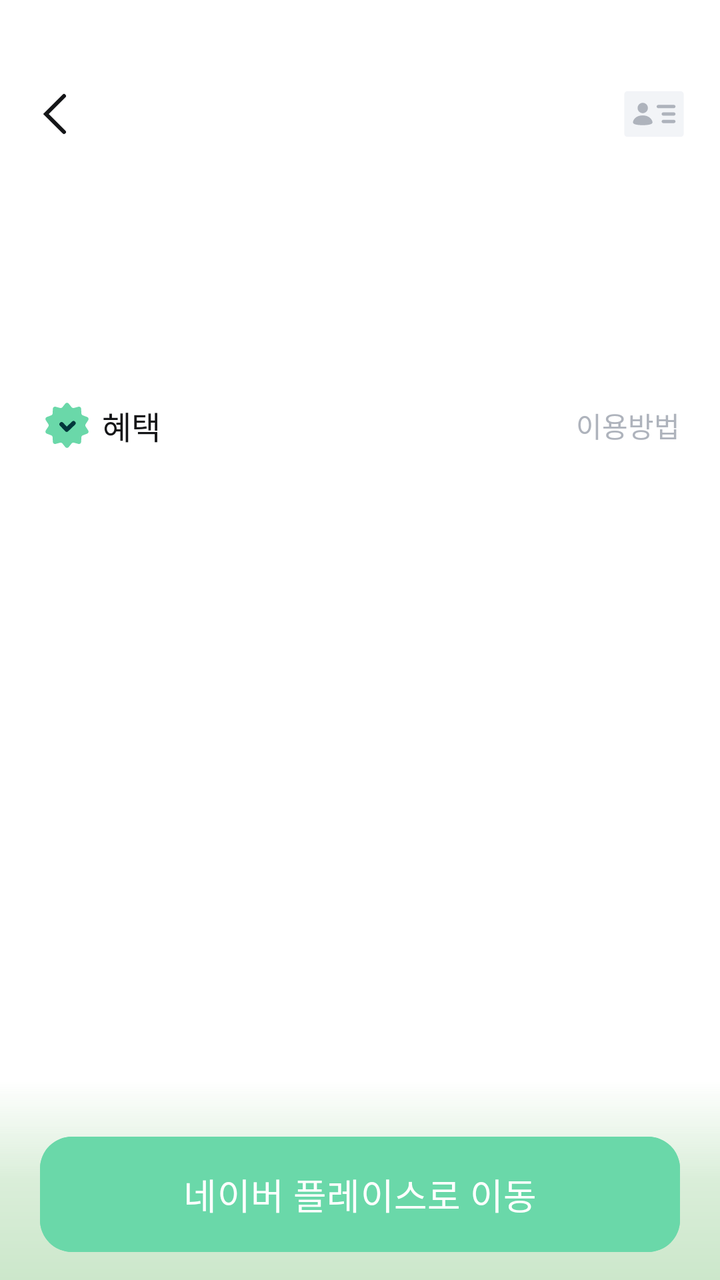
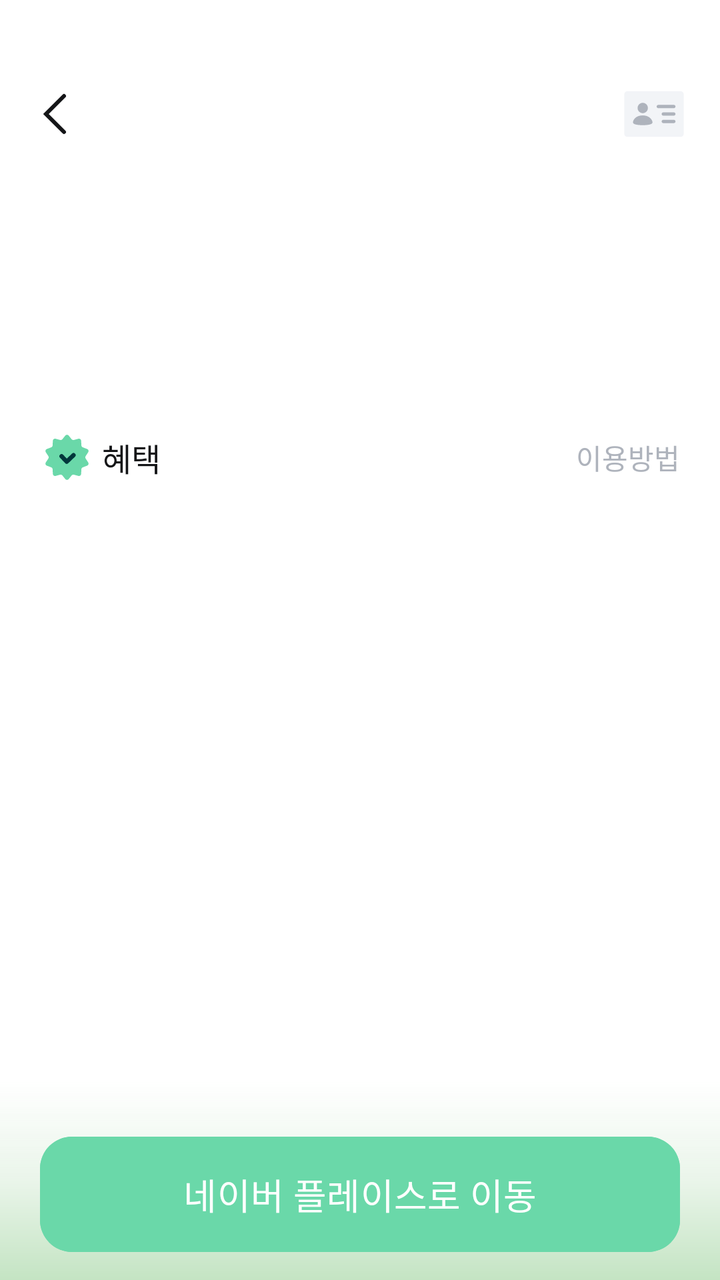

Two renders of the same Android screen: before a commit and after it. Below are the layout's source before the change and the commit's diff.
<!-- AndroidManifest.xml: application theme Theme.Terbuck -->
<!-- res/layout/fragment_store_detail.xml -->
<?xml version="1.0" encoding="utf-8"?>
<androidx.constraintlayout.widget.ConstraintLayout xmlns:android="http://schemas.android.com/apk/res/android"
    xmlns:app="http://schemas.android.com/apk/res-auto"
    xmlns:tools="http://schemas.android.com/tools"
    android:layout_width="match_parent"
    android:layout_height="match_parent"
    tools:context=".ui.terbuck.StoreDetailFragment" >

    <include
        android:id="@+id/toolbar"
        layout="@layout/toolbar_back_title_card"
        android:layout_width="0dp"
        android:layout_height="wrap_content"
        app:layout_constraintEnd_toEndOf="parent"
        app:layout_constraintStart_toStartOf="parent"
        app:layout_constraintTop_toTopOf="parent" />

    <ScrollView
        android:id="@+id/scrollView"
        android:layout_width="0dp"
        android:layout_height="0dp"
        android:scrollbars="none"
        app:layout_constraintBottom_toBottomOf="parent"
        app:layout_constraintEnd_toEndOf="parent"
        app:layout_constraintStart_toStartOf="parent"
        app:layout_constraintTop_toBottomOf="@+id/toolbar">

        <androidx.constraintlayout.widget.ConstraintLayout
            android:layout_width="match_parent"
            android:layout_height="wrap_content">

            <TextView
                android:id="@+id/textView_store_name"
                style="@style/Text_Semi_18"
                android:layout_width="wrap_content"
                android:layout_height="wrap_content"
                android:layout_marginTop="15dp"
                app:layout_constraintEnd_toEndOf="parent"
                app:layout_constraintStart_toStartOf="parent"
                app:layout_constraintTop_toTopOf="parent" />

            <TextView
                android:id="@+id/textView_store_address"
                style="@style/Caption_Medi_12"
                android:layout_width="wrap_content"
                android:layout_height="wrap_content"
                android:layout_marginTop="5dp"
                android:textColor="@color/black_10"
                app:layout_constraintEnd_toEndOf="parent"
                app:layout_constraintStart_toStartOf="parent"
                app:layout_constraintTop_toBottomOf="@+id/textView_store_name" />

            <androidx.recyclerview.widget.RecyclerView
                android:id="@+id/recyclerView_image"
                android:layout_width="0dp"
                android:layout_height="wrap_content"
                android:layout_marginStart="6dp"
                android:layout_marginTop="19dp"
                android:clipToPadding="false"
                android:paddingEnd="100dp"
                app:layout_constraintEnd_toEndOf="parent"
                app:layout_constraintStart_toStartOf="parent"
                app:layout_constraintTop_toBottomOf="@+id/textView_store_address" />

            <LinearLayout
                android:id="@+id/layout_benefit"
                android:layout_width="match_parent"
                android:layout_height="wrap_content"
                android:orientation="horizontal"
                android:layout_marginTop="15dp"
                android:paddingHorizontal="20dp"
                android:paddingVertical="15dp"
                app:layout_constraintEnd_toEndOf="parent"
                app:layout_constraintStart_toStartOf="parent"
                app:layout_constraintTop_toBottomOf="@+id/recyclerView_image">

                <ImageView
                    android:id="@+id/imageView"
                    android:layout_width="wrap_content"
                    android:layout_height="wrap_content"
                    android:layout_gravity="center"
                    android:src="@drawable/ic_bottom_terbuck_selected" />

                <TextView
                    android:id="@+id/textView_benefit_num"
                    style="@style/Text_Semi_16"
                    android:layout_width="wrap_content"
                    android:layout_height="wrap_content"
                    android:layout_marginStart="4dp"
                    android:layout_weight="1"
                    android:layout_gravity="center"
                    android:text="혜택" />

                <TextView
                    android:id="@+id/button_usages"
                    style="@style/Text_Semi_14"
                    android:layout_width="wrap_content"
                    android:layout_height="wrap_content"
                    android:layout_marginStart="4dp"
                    android:layout_gravity="center"
                    android:textColor="@color/black_10"
                    android:text="이용방법" />
            </LinearLayout>

            <androidx.recyclerview.widget.RecyclerView
                android:id="@+id/recyclerView_store_benefit"
                android:layout_width="match_parent"
                android:layout_height="wrap_content"
                android:layout_marginTop="7dp"
                android:layout_marginBottom="100dp"
                android:layout_marginHorizontal="20dp"
                app:layout_constraintBottom_toBottomOf="parent"
                app:layout_constraintEnd_toEndOf="parent"
                app:layout_constraintStart_toStartOf="parent"
                app:layout_constraintTop_toBottomOf="@+id/layout_benefit"
                app:layout_constraintVertical_bias="0.0"/>
        </androidx.constraintlayout.widget.ConstraintLayout>
    </ScrollView>

    <FrameLayout
        android:layout_width="match_parent"
        android:layout_height="100dp"
        android:background="@drawable/background_gradient_button"
        app:layout_constraintBottom_toBottomOf="parent"
        app:layout_constraintEnd_toEndOf="parent"
        app:layout_constraintStart_toStartOf="parent">
    </FrameLayout>

    <Button
        android:id="@+id/button_naver"
        style="@style/NextButton"
        android:layout_width="0dp"
        android:layout_height="wrap_content"
        android:text="네이버 플레이스로 이동"
        app:layout_constraintBottom_toBottomOf="parent"
        app:layout_constraintEnd_toEndOf="parent"
        app:layout_constraintStart_toStartOf="parent" />
</androidx.constraintlayout.widget.ConstraintLayout>
<!-- res/layout/toolbar_back_title_card.xml (included above) -->
<?xml version="1.0" encoding="utf-8"?>
<androidx.constraintlayout.widget.ConstraintLayout xmlns:android="http://schemas.android.com/apk/res/android"
    xmlns:app="http://schemas.android.com/apk/res-auto"
    xmlns:tools="http://schemas.android.com/tools"
    android:layout_width="match_parent"
    android:layout_height="wrap_content"
    android:paddingTop="40dp"
    android:paddingHorizontal="16dp"
    android:paddingBottom="16dp">

    <ImageView
        android:id="@+id/button_back"
        android:layout_width="wrap_content"
        android:layout_height="wrap_content"
        app:layout_constraintBottom_toBottomOf="parent"
        app:layout_constraintStart_toStartOf="parent"
        app:layout_constraintTop_toTopOf="parent"
        app:srcCompat="@drawable/ic_back_black50" />

    <TextView
        android:id="@+id/textView_head"
        style="@style/Text_Semi_16"
        android:layout_width="wrap_content"
        android:layout_height="wrap_content"
        app:layout_constraintBottom_toBottomOf="parent"
        app:layout_constraintEnd_toEndOf="parent"
        app:layout_constraintStart_toStartOf="parent"
        app:layout_constraintTop_toTopOf="parent" />

    <ImageView
        android:id="@+id/imageView_card"
        android:layout_width="wrap_content"
        android:layout_height="wrap_content"
        app:layout_constraintBottom_toBottomOf="parent"
        app:layout_constraintEnd_toEndOf="parent"
        app:layout_constraintTop_toTopOf="parent"
        app:srcCompat="@drawable/ic_studentcard_white5" />
</androidx.constraintlayout.widget.ConstraintLayout>
<!-- resources referenced by this layout -->
<resources>
  <color name="black_10">#AEB3BC</color>
  <!-- drawable background_gradient_button (drawable) -->
  <?xml version="1.0" encoding="utf-8"?>
  <shape xmlns:android="http://schemas.android.com/apk/res/android">
      <gradient
          android:startColor="#00FFFFFF"
          android:centerColor="#DAEED9"
          android:endColor="#CCE7CB"
          android:angle="270"
          android:type="linear"
          android:useLevel="false" />
  </shape>
  <!-- drawable ic_back_black50 (drawable) -->
  <vector xmlns:android="http://schemas.android.com/apk/res/android"
      android:width="24dp"
      android:height="24dp"
      android:viewportWidth="24"
      android:viewportHeight="24">
    <path
        android:pathData="M16,21L7,12L16,3"
        android:strokeWidth="2"
        android:fillColor="#00000000"
        android:strokeColor="#141517"
        android:strokeLineCap="round"/>
  </vector>
  <style name="Caption_Medi_12">
          <item name="android:fontFamily">@font/pretendard_medium</item>
          <item name="android:textSize">12sp</item>
      </style>
  <style name="NextButton" parent="Text_Semi_18">
          <item name="android:layout_height">wrap_content</item>
          <item name="android:layout_marginHorizontal">20dp</item>
          <item name="android:layout_marginBottom">10dp</item>
          <item name="android:textColor">@color/white</item>
          <item name="cornerRadius">16dp</item>
          <item name="android:backgroundTint">@drawable/background_button</item>
          <item name="android:paddingVertical">15.5dp</item>
      </style>
  <style name="Text_Semi_14">
          <item name="android:fontFamily">@font/pretendard_semi_bold</item>
          <item name="android:textSize">14sp</item>
      </style>
  <style name="Text_Semi_16">
          <item name="android:fontFamily">@font/pretendard_semi_bold</item>
          <item name="android:textSize">16sp</item>
      </style>
  <style name="Text_Semi_18">
          <item name="android:fontFamily">@font/pretendard_semi_bold</item>
          <item name="android:textSize">18sp</item>
      </style>
  <style name="Theme.Terbuck" parent="Base.Theme.Terbuck" />
  <color name="white">#FFFFFFFF</color>
  <!-- drawable background_button (drawable) -->
  <?xml version="1.0" encoding="utf-8"?>
  <selector xmlns:android="http://schemas.android.com/apk/res/android">
  
      <item android:state_enabled="false" android:color="@color/green_10"/>
      <item android:state_enabled="true" android:color="@color/green_50"/>
  
  </selector>
  <style name="Base.Theme.Terbuck" parent="Theme.Material3.DayNight.NoActionBar">
          <item name="colorPrimary">@color/green_50</item>
          <item name="android:statusBarColor">@color/transparent</item>
          <item name="android:textColor">@color/black_50</item>
          <item name="android:windowBackground">@color/white</item>
          <item name="colorControlActivated">@color/green_50</item> 
          <item name="android:windowLightStatusBar">true</item>   
      </style>
  <color name="green_10">#D2F1E4</color>
  <color name="green_50">#6AD8A9</color>
  <color name="transparent">#00000000</color>
  <color name="black_50">#141517</color>
  <!-- unchanged entries left out for length: 2 -->
</resources>

<!-- the commit's change to res/layout/fragment_store_detail.xml (unified diff, before → after) -->
@@ -34,7 +34,7 @@
                 style="@style/Text_Semi_18"
                 android:layout_width="wrap_content"
                 android:layout_height="wrap_content"
-                android:layout_marginTop="15dp"
+                android:layout_marginTop="25dp"
                 app:layout_constraintEnd_toEndOf="parent"
                 app:layout_constraintStart_toStartOf="parent"
                 app:layout_constraintTop_toTopOf="parent" />
@@ -55,7 +55,7 @@
                 android:layout_width="0dp"
                 android:layout_height="wrap_content"
                 android:layout_marginStart="6dp"
-                android:layout_marginTop="19dp"
+                android:layout_marginTop="25dp"
                 android:clipToPadding="false"
                 android:paddingEnd="100dp"
                 app:layout_constraintEnd_toEndOf="parent"
<!-- resource entries referenced after the edit -->
@@ -6,8 +6,8 @@
   <shape xmlns:android="http://schemas.android.com/apk/res/android">
       <gradient
           android:startColor="#00FFFFFF"
-          android:centerColor="#DAEED9"
-          android:endColor="#CCE7CB"
+          android:centerColor="#EAF5EA"
+          android:endColor="#C4E4C3"
           android:angle="270"
           android:type="linear"
           android:useLevel="false" />
